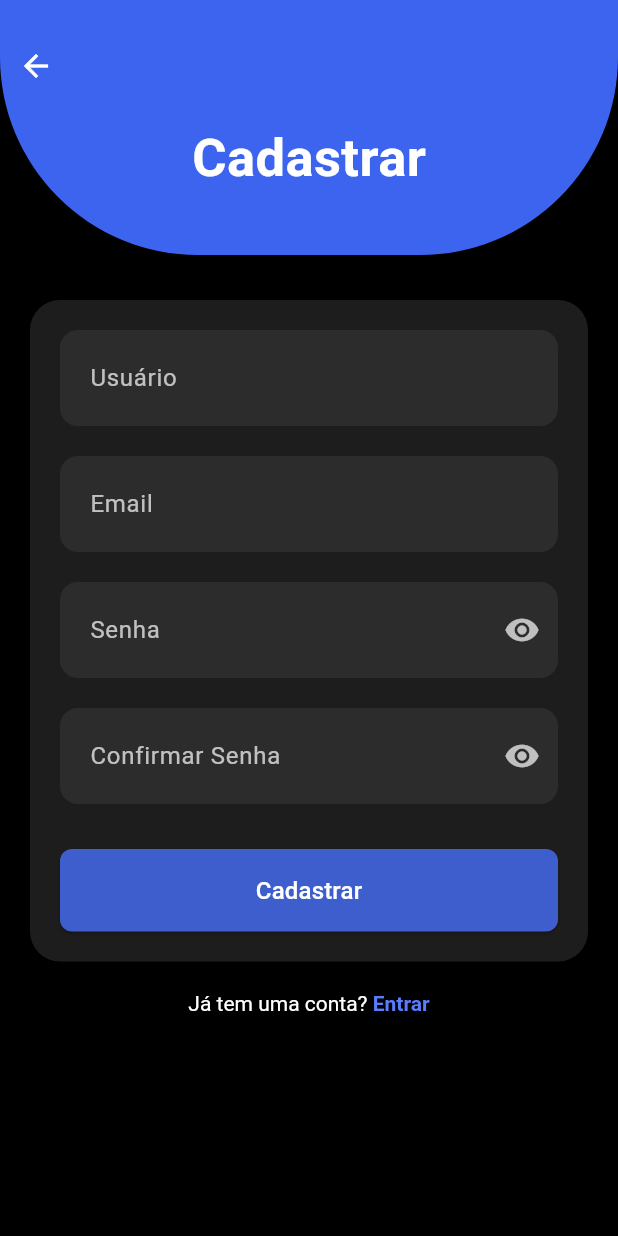
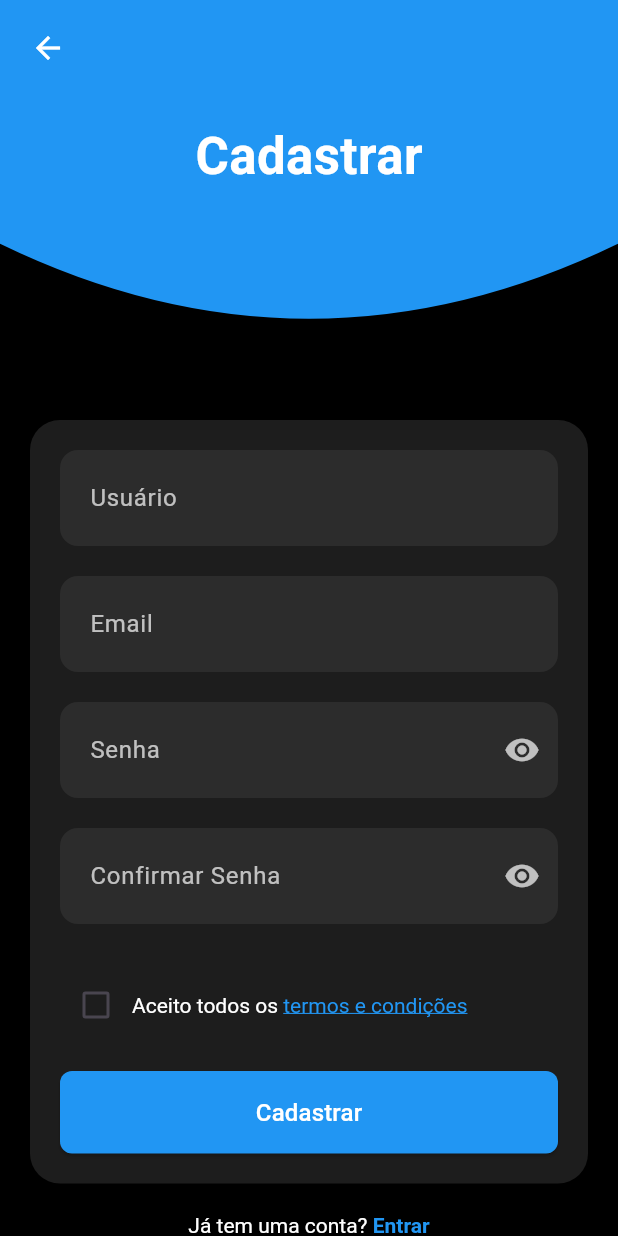
Before and after one commit to Josmateussilva0110/EVOLVERE_PDSI, a Flutter app: the RegisterUserScreen screen opened directly, on a phone screen of 412 x 824 dp. Run offline on Flutter 3.47's test engine with Material 3 defaults, Android fonts, the phone set to English and light mode, and no system bars; our stand-ins replace image_picker.

Commit message:
style: aparência melhorada na tela de cadastro de usuário

```diff
--- a/frontend/lib/features/user/create_user_screen.dart
+++ b/frontend/lib/features/user/create_user_screen.dart
@@ -1,4 +1,5 @@
 import 'package:flutter/material.dart';
+import '../user/tela_login/components/custom_top_curve.dart';
 
 void main() => runApp(MaterialApp(home: RegisterUserScreen()));
 
@@ -10,6 +11,7 @@ class RegisterUserScreen extends StatefulWidget {
 class _RegisterUserScreenState extends State<RegisterUserScreen> {
   bool _obscurePassword = true;
   bool _obscureConfirmPassword = true;
+  bool _acceptTerms = false;
 
   @override
   Widget build(BuildContext context) {
@@ -19,37 +21,7 @@ class _RegisterUserScreenState extends State<RegisterUserScreen> {
         child: SingleChildScrollView(
           child: Column(
             children: [
-              Container(
-                decoration: BoxDecoration(
-                  color: Color.fromARGB(255, 61, 100, 239),
-                  borderRadius: BorderRadius.only(
-                    bottomLeft: Radius.circular(132),
-                    bottomRight: Radius.circular(132),
-                  ),
-                ),
-                padding: EdgeInsets.only(top: 20, bottom: 40),
-                width: double.infinity,
-                child: Column(
-                  children: [
-                    Align(
-                      alignment: Alignment.topLeft,
-                      child: IconButton(
-                        onPressed: () {},
-                        icon: Icon(Icons.arrow_back, color: Colors.white),
-                      ),
-                    ),
-                    SizedBox(height: 12),
-                    Text(
-                      'Cadastrar',
-                      style: TextStyle(
-                        color: Colors.white,
-                        fontSize: 35,
-                        fontWeight: FontWeight.bold,
-                      ),
-                    ),
-                  ],
-                ),
-              ),
+              CustomTopCurve(label: "Cadastrar"),
               SizedBox(height: 30),
               Padding(
                 padding: const EdgeInsets.symmetric(horizontal: 20),
@@ -85,13 +57,50 @@ class _RegisterUserScreenState extends State<RegisterUserScreen> {
                         label: "Confirmar Senha",
                         obscureText: _obscureConfirmPassword,
                         toggle: () {
-                          setState(() => _obscureConfirmPassword = !_obscureConfirmPassword);
+                          setState(
+                            () =>
+                                _obscureConfirmPassword =
+                                    !_obscureConfirmPassword,
+                          );
                         },
                       ),
                       SizedBox(height: 30),
+                      Row(
+                        children: [
+                          Checkbox(
+                            value: _acceptTerms,
+                            onChanged: (bool? value) {
+                              setState(() {
+                                _acceptTerms = value ?? false;
+                              });
+                            },
+                            activeColor: Color(0xFF2196F3),
+                          ),
+                          Expanded(
+                            child: RichText(
+                              text: TextSpan(
+                                text: 'Aceito todos os ',
+                                style: TextStyle(color: Colors.white),
+                                children: [
+                                  TextSpan(
+                                    text: 'termos e condições',
+                                    style: TextStyle(
+                                      color: Color(0xFF2196F3),
+                                      decoration: TextDecoration.underline,
+                                    ),
+                                    // Aqui você pode adicionar lógica de clique se quiser abrir outra tela
+                                  ),
+                                ],
+                              ),
+                            ),
+                          ),
+                        ],
+                      ),
+                      SizedBox(height: 20),
+
                       ElevatedButton(
                         style: ElevatedButton.styleFrom(
-                          backgroundColor: Color.fromARGB(255, 63, 94, 205),
+                          backgroundColor: Color(0xFF2196F3),
                           foregroundColor: Colors.white,
                           padding: EdgeInsets.symmetric(vertical: 16),
                           shape: RoundedRectangleBorder(
@@ -99,7 +108,10 @@ class _RegisterUserScreenState extends State<RegisterUserScreen> {
                           ),
                         ),
                         onPressed: () {},
-                        child: Text('Cadastrar', style: TextStyle(fontSize: 16)),
+                        child: Text(
+                          'Cadastrar',
+                          style: TextStyle(fontSize: 16),
+                        ),
                       ),
                     ],
                   ),
@@ -115,7 +127,7 @@ class _RegisterUserScreenState extends State<RegisterUserScreen> {
                       TextSpan(
                         text: 'Entrar',
                         style: TextStyle(
-                          color: Color(0xFF5A7DFF),
+                          color: Color(0xFF2196F3),
                           fontWeight: FontWeight.bold,
                         ),
                         // Pode adicionar funcionalidade de clique aqui
@@ -146,7 +158,7 @@ class _RegisterUserScreenState extends State<RegisterUserScreen> {
         ),
         focusedBorder: OutlineInputBorder(
           borderRadius: BorderRadius.circular(12),
-          borderSide: BorderSide(color: Color(0xFF5A7DFF), width: 2),
+          borderSide: BorderSide(color: Color(0xFF2196F3), width: 2),
         ),
       ),
     );
@@ -179,7 +191,7 @@ class _RegisterUserScreenState extends State<RegisterUserScreen> {
         ),
         focusedBorder: OutlineInputBorder(
           borderRadius: BorderRadius.circular(12),
-          borderSide: BorderSide(color: Color(0xFF5A7DFF), width: 2),
+          borderSide: BorderSide(color: Color(0xFF2196F3), width: 2),
         ),
       ),
     );
--- a/frontend/lib/features/user/tela_login/components/custom_top_curve.dart
+++ b/frontend/lib/features/user/tela_login/components/custom_top_curve.dart
@@ -1,17 +1,58 @@
 import 'package:flutter/material.dart';
 
 class CustomTopCurve extends StatelessWidget {
-  const CustomTopCurve({super.key});
+  final String label;
+  final VoidCallback? onBack;
+
+  const CustomTopCurve({
+    super.key,
+    required this.label,
+    this.onBack,
+  });
 
   @override
   Widget build(BuildContext context) {
     return SizedBox(
       width: double.infinity,
       height: 250,
-      child: CustomPaint(painter: TopCurvePainter()),
+      child: Stack(
+        alignment: Alignment.center,
+        children: [
+          CustomPaint(
+            size: const Size(double.infinity, double.infinity),
+            painter: TopCurvePainter(),
+          ),
+          Align(
+            alignment: Alignment.topLeft,
+            child: Padding(
+              padding: EdgeInsets.only(
+                top: MediaQuery.of(context).padding.top + 8,
+                left: 8,
+              ),
+              child: IconButton(
+                icon: const Icon(Icons.arrow_back, color: Colors.white),
+                onPressed: onBack ?? () => Navigator.of(context).pop(),
+              ),
+            ),
+          ),
+          Positioned(
+            top: 80,
+            child: Text(
+              label,
+              style: const TextStyle(
+                fontSize: 34,
+                fontWeight: FontWeight.bold,
+                color: Colors.white,
+              ),
+              textAlign: TextAlign.center,
+            ),
+          ),
+        ],
+      ),
     );
   }
 }
+
 
 class TopCurvePainter extends CustomPainter {
   @override
--- a/frontend/lib/features/user/tela_login/screens/login_screen.dart
+++ b/frontend/lib/features/user/tela_login/screens/login_screen.dart
@@ -17,7 +17,7 @@ class LoginScreen extends StatelessWidget {
     return Scaffold(
       body: Stack(
         children: [
-          const CustomTopCurve(),
+          const CustomTopCurve(label: 'Login',),
           Padding(
             padding: const EdgeInsets.symmetric(horizontal: 24, vertical: 24),
             child: Column(
```
Also changed, not shown: frontend/lib/features/user/create_categorie_screen.dart (+4 -33 lines), frontend/lib/main.dart (+4 -3 lines), frontend/lib/features/user/login_screen.dart (added), 1 other file.
